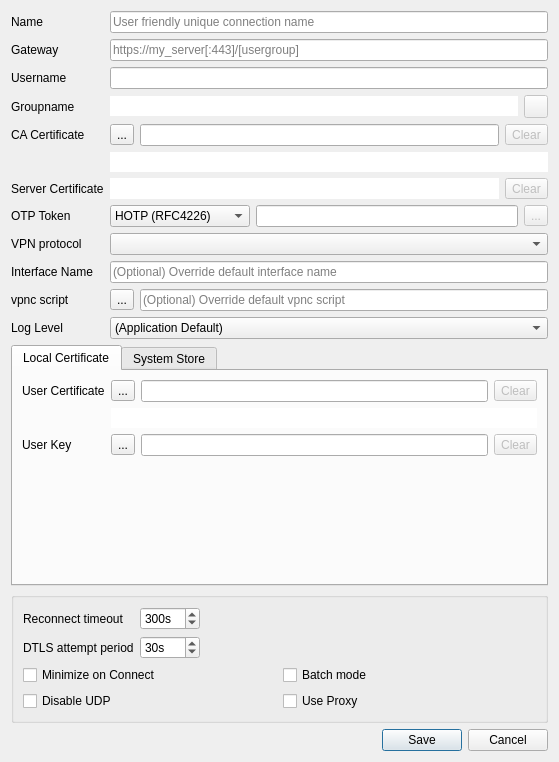
Above: src/dialog/editdialog.ui from icelol/openconnect-gui-killswitch before the change. Below: the same form after it.
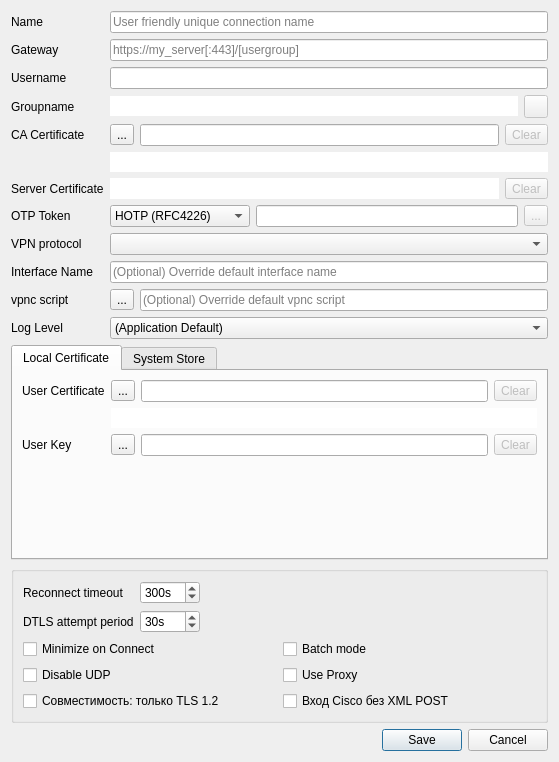
That is the form after the change. Icons and pictures are not drawn.

Commit message: Add per-profile TLS and Cisco login compatibility with connection diagnostics

The edit to the form file:
```diff
--- a/src/dialog/editdialog.ui
+++ b/src/dialog/editdialog.ui
@@ -651,6 +651,18 @@
           </property>
          </widget>
         </item>
+        <item row="2" column="0">
+         <widget class="QCheckBox" name="tls12OnlyBox">
+          <property name="text"><string>Совместимость: только TLS 1.2</string></property>
+          <property name="toolTip"><string>Для шлюзов, зависающих на TLS 1.3. Сертификат и имя сервера проверяются; устаревшие TLS 1.0/1.1 и небезопасные шифры не включаются.</string></property>
+         </widget>
+        </item>
+        <item row="2" column="1">
+         <widget class="QCheckBox" name="legacyAuthBox">
+          <property name="text"><string>Вход Cisco без XML POST</string></property>
+          <property name="toolTip"><string>Для шлюзов, не отвечающих на XML POST. Используется штатная форма логина и пароля; проверка сертификата сохраняется.</string></property>
+         </widget>
+        </item>
         <item row="1" column="1">
          <widget class="QCheckBox" name="useProxyBox">
           <property name="toolTip">
```
The commit also changes 28 other files.
